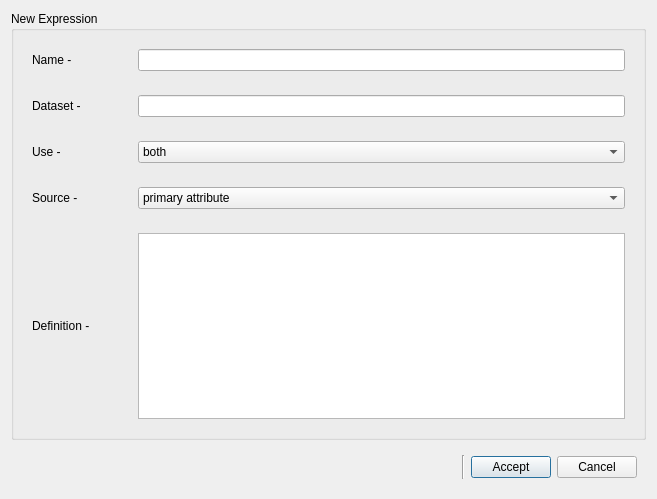
The window that opus_gui/config/generalmanager/all_variables_new.ui (psrc/urbansim) describes before a commit, drawn with Qt 5.
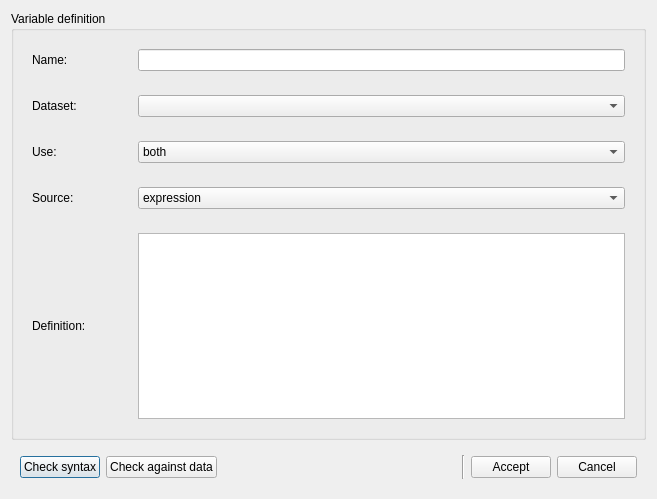
The same window after the commit.

Commit message: populating datasets on new var

```diff
--- a/opus_gui/config/generalmanager/all_variables_new.ui
+++ b/opus_gui/config/generalmanager/all_variables_new.ui
@@ -17,7 +17,7 @@
    <item>
     <widget class="QGroupBox" name="variableBox" >
      <property name="title" >
-      <string>New Expression</string>
+      <string>Variable definition</string>
      </property>
      <layout class="QVBoxLayout" >
       <item>
@@ -38,7 +38,7 @@
             </size>
            </property>
            <property name="text" >
-            <string>Name - </string>
+            <string>Name:</string>
            </property>
           </widget>
          </item>
@@ -66,12 +66,12 @@
             </size>
            </property>
            <property name="text" >
-            <string>Dataset - </string>
+            <string>Dataset:</string>
            </property>
           </widget>
          </item>
          <item>
-          <widget class="QLineEdit" name="lineEdit_2" />
+          <widget class="QComboBox" name="cbo_dataset_name" />
          </item>
         </layout>
        </widget>
@@ -94,7 +94,7 @@
             </size>
            </property>
            <property name="text" >
-            <string>Use -</string>
+            <string>Use:</string>
            </property>
           </widget>
          </item>
@@ -138,17 +138,12 @@
             </size>
            </property>
            <property name="text" >
-            <string>Source - </string>
+            <string>Source:</string>
            </property>
           </widget>
          </item>
          <item>
           <widget class="QComboBox" name="comboBox_2" >
-           <item>
-            <property name="text" >
-             <string>primary attribute</string>
-            </property>
-           </item>
            <item>
             <property name="text" >
              <string>expression</string>
@@ -182,7 +177,7 @@
             </size>
            </property>
            <property name="text" >
-            <string>Definition - </string>
+            <string>Definition:</string>
            </property>
           </widget>
          </item>
@@ -204,6 +199,20 @@
       </size>
      </property>
      <layout class="QHBoxLayout" >
+      <item>
+       <widget class="QPushButton" name="cboCheckSyntax" >
+        <property name="text" >
+         <string>Check syntax</string>
+        </property>
+       </widget>
+      </item>
+      <item>
+       <widget class="QPushButton" name="cboCheckData" >
+        <property name="text" >
+         <string>Check against data</string>
+        </property>
+       </widget>
+      </item>
       <item>
        <spacer>
         <property name="orientation" >
```
Left out of the diff: 9 changed lines with no effect on the pictures. The commit also changes 1 other file.
